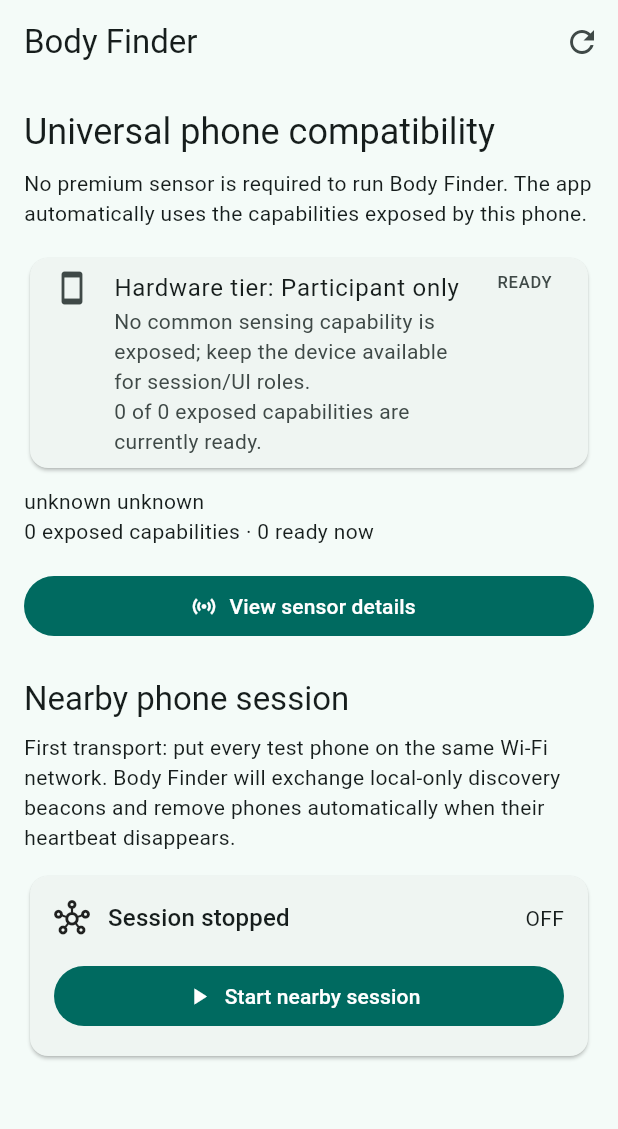
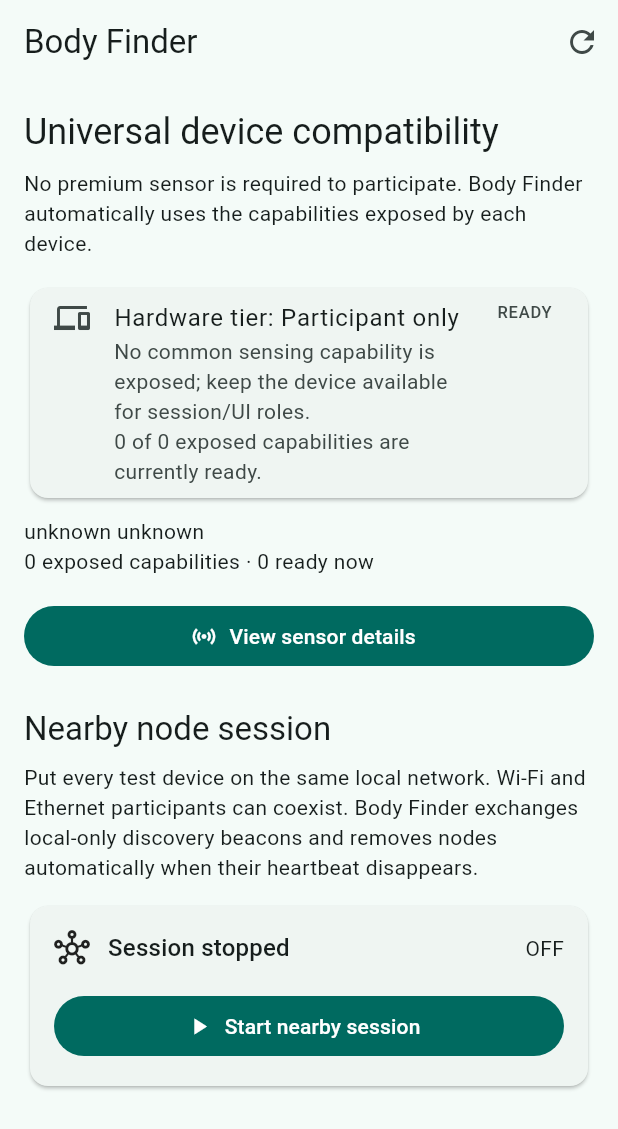
Before and after one commit to Trochez/body_finder, a Flutter app: the screen it shows after launch, on a phone screen of 412 x 824 dp. Shown: the top 1129 px of the screen. Run offline on Flutter 3.47's test engine with Material 3 defaults, Android fonts, the phone set to English and light mode, and no system bars.

Commit message:
feat: expose shared 3-node XY geometry

```diff
--- a/lib/presentation/universal_compatibility_dashboard.dart
+++ b/lib/presentation/universal_compatibility_dashboard.dart
@@ -5,6 +5,7 @@
 import '../infrastructure/capabilities/sensor_capability_manager.dart';
 import '../infrastructure/network/lan_peer_discovery.dart';
 import 'capability_dashboard.dart';
+import 'node_geometry_panel.dart';
 
 class UniversalCompatibilityDashboard extends StatefulWidget {
   const UniversalCompatibilityDashboard({super.key, this.manager});
@@ -89,7 +90,7 @@
           title: const Text('Body Finder'),
           actions: [
             IconButton(
-              tooltip: 'Rescan phone',
+              tooltip: 'Rescan device',
               onPressed: _rescan,
               icon: const Icon(Icons.refresh),
             ),
@@ -123,17 +124,17 @@
               padding: const EdgeInsets.all(16),
               children: [
                 Text(
-                  'Universal phone compatibility',
+                  'Universal device compatibility',
                   style: Theme.of(context).textTheme.headlineSmall,
                 ),
                 const SizedBox(height: 8),
                 const Text(
-                  'No premium sensor is required to run Body Finder. The app automatically uses the capabilities exposed by this phone.',
+                  'No premium sensor is required to participate. Body Finder automatically uses the capabilities exposed by each device.',
                 ),
                 const SizedBox(height: 16),
                 Card(
                   child: ListTile(
-                    leading: const Icon(Icons.smartphone),
+                    leading: const Icon(Icons.devices),
                     title: Text('Hardware tier: ${profile.label}'),
                     subtitle: Text(
                       '${profile.description}\n$ready of $exposed exposed capabilities are currently ready.',
@@ -163,12 +164,12 @@
                 ),
                 const SizedBox(height: 24),
                 Text(
-                  'Nearby phone session',
+                  'Nearby node session',
                   style: Theme.of(context).textTheme.titleLarge,
                 ),
                 const SizedBox(height: 8),
                 const Text(
-                  'First transport: put every test phone on the same Wi-Fi network. Body Finder will exchange local-only discovery beacons and remove phones automatically when their heartbeat disappears.',
+                  'Put every test device on the same local network. Wi-Fi and Ethernet participants can coexist. Body Finder exchanges local-only discovery beacons and removes nodes automatically when their heartbeat disappears.',
                 ),
                 const SizedBox(height: 12),
                 Card(
@@ -193,7 +194,7 @@
                             ),
                             Text(
                               _sessionRunning
-                                  ? '${_peerSnapshot?.phoneCount ?? 1} PHONE${(_peerSnapshot?.phoneCount ?? 1) == 1 ? '' : 'S'}'
+                                  ? '${_peerSnapshot?.nodeCount ?? 1} NODE${(_peerSnapshot?.nodeCount ?? 1) == 1 ? '' : 'S'}'
                                   : 'OFF',
                             ),
                           ],
@@ -216,10 +217,14 @@
                                     avatar: Icon(
                                       peer.id == _peerSnapshot!.coordinatorId
                                           ? Icons.star
-                                          : Icons.smartphone,
+                                          : peer.platform == 'android'
+                                              ? Icons.smartphone
+                                              : Icons.computer,
                                       size: 18,
                                     ),
-                                    label: Text(_shortId(peer.id)),
+                                    label: Text(
+                                      '${_shortId(peer.id)} · ${peer.platform}',
+                                    ),
                                   ),
                                 )
                                 .toList(growable: false),
@@ -265,6 +270,13 @@
                     ),
                   ),
                 ),
+                if (_sessionRunning && _peerSnapshot != null) ...[
+                  const SizedBox(height: 12),
+                  NodeGeometryPanel(
+                    discovery: _discovery,
+                    snapshot: _peerSnapshot!,
+                  ),
+                ],
               ],
             );
           },
```
